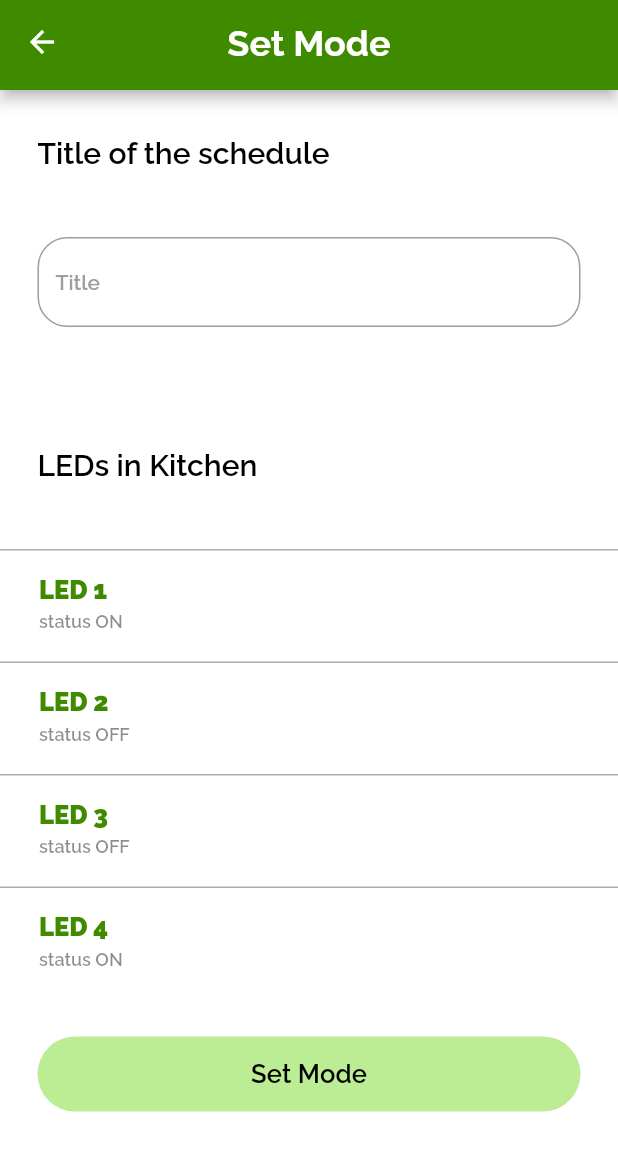
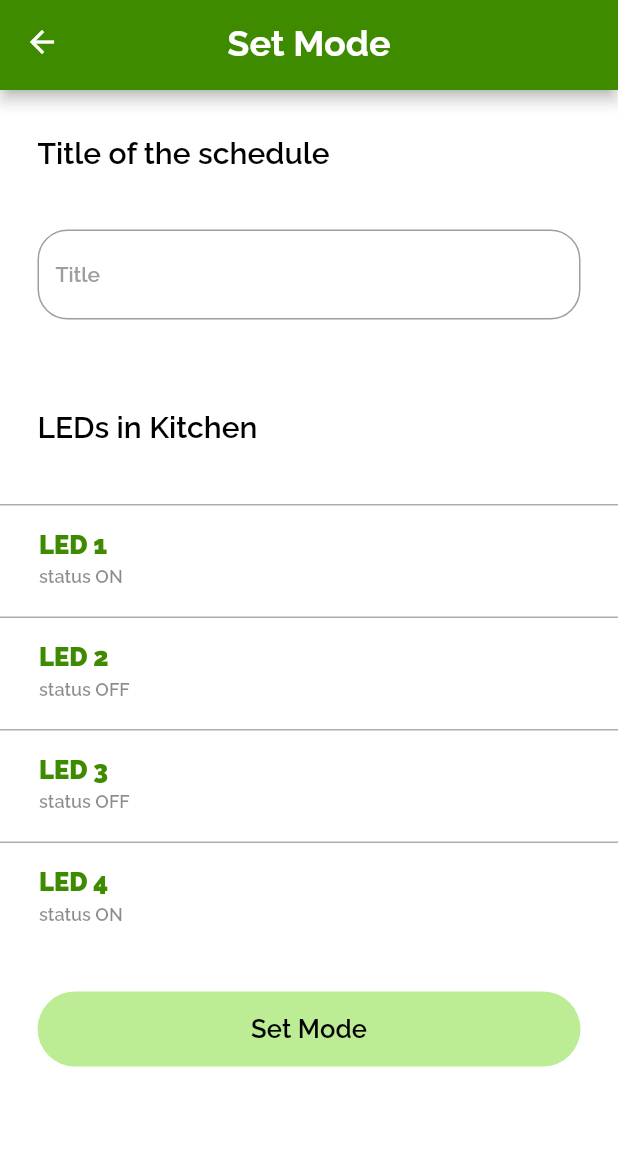
Before and after one commit to MohammadAlAgha/luminexa, a Flutter app: the SetModePage screen opened by its route, on a phone screen of 412 x 824 dp. Shown: the top 1151 px of the screen. Run offline on Flutter 3.47's test engine with Material 2 defaults, Android fonts, the phone set to English and light mode, and no system bars; our stand-ins replace dio, fl_chart, flutter_svg, google_nav_bar.

Commit message:
Frontend: Fixed the padding in the set mode page

```diff
--- a/luminexa_mobile/lib/screens/setModePage.dart
+++ b/luminexa_mobile/lib/screens/setModePage.dart
@@ -26,7 +26,7 @@ class SetModePage extends StatelessWidget {
         children: [
           titleWidget(title: "Title of the schedule"),
           SizedBox(
-            height: 15,
+            height: 10,
           ),
           sytledTextField(
               isPass: false,
@@ -34,11 +34,11 @@ class SetModePage extends StatelessWidget {
               label: "Title",
               hintText: "Title"),
           SizedBox(
-            height: 50,
+            height: 30,
           ),
           titleWidget(title: "LEDs in Kitchen"),
           SizedBox(
-            height: 15,
+            height: 10,
           ),
           ListView.builder(
             physics: ScrollPhysics(parent: null),
```
